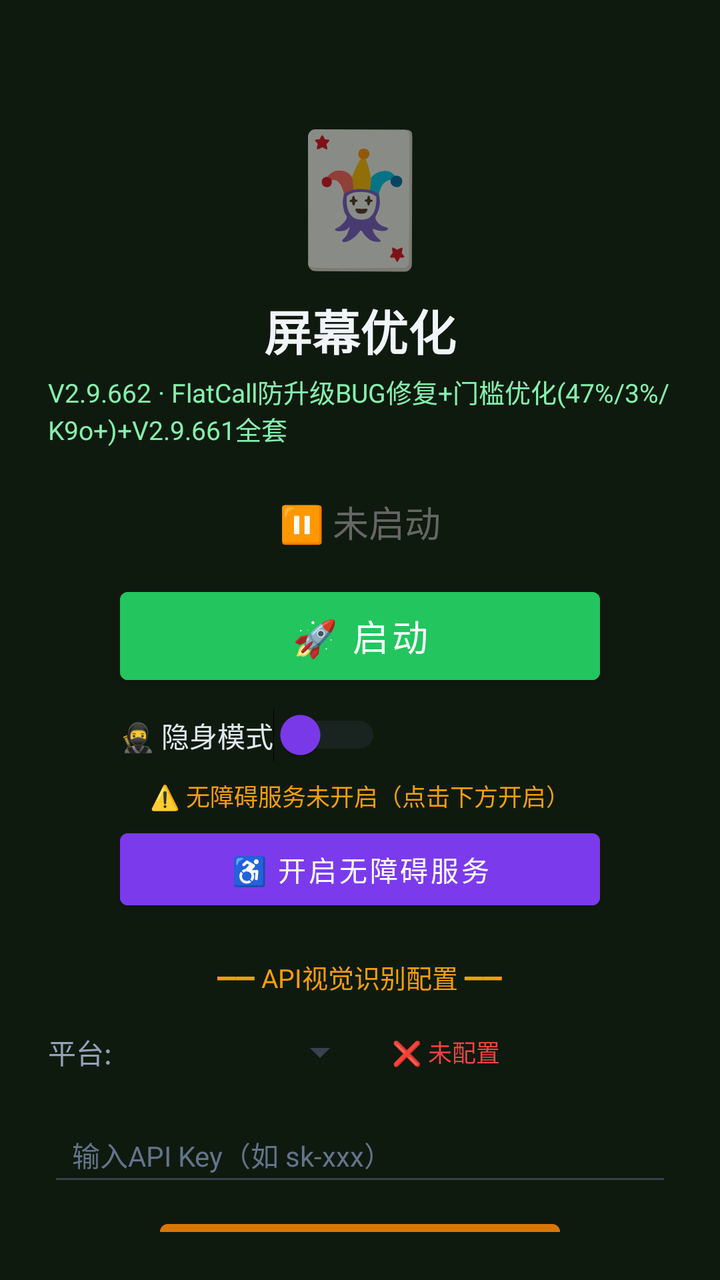
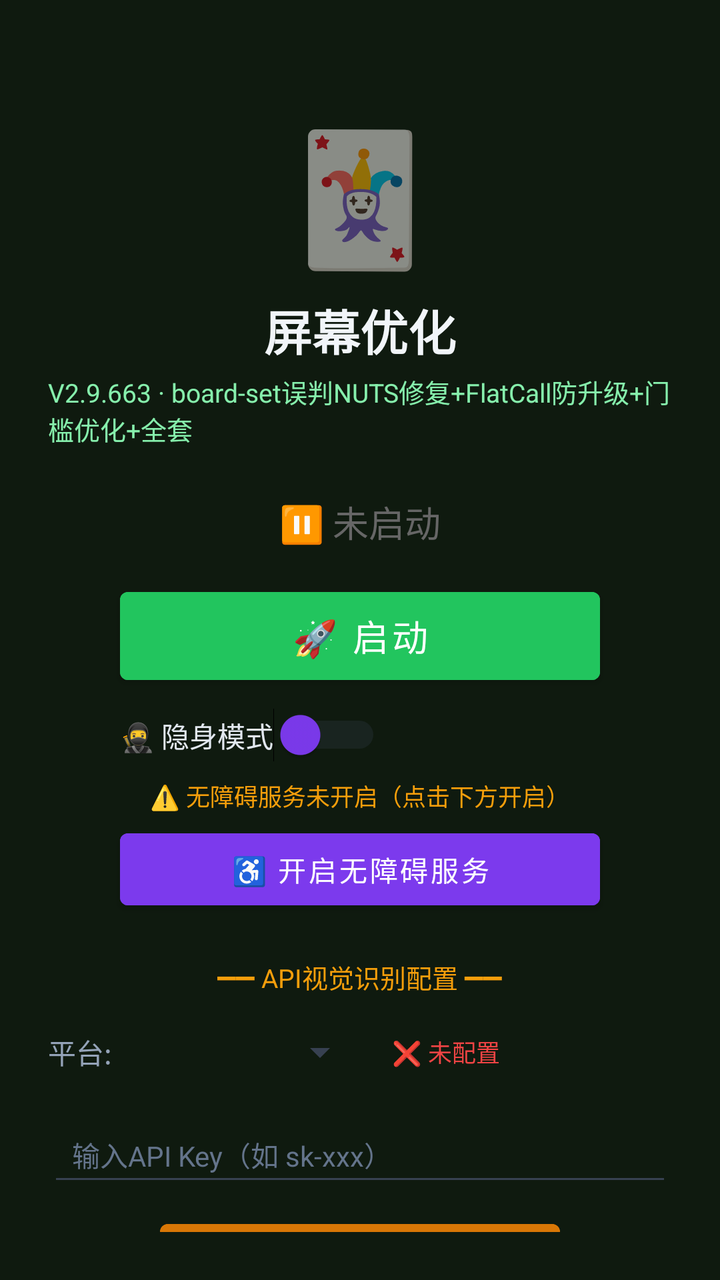

An Android layout rendered at two revisions. The XML below is the earlier revision; the diff shows what the commit changed to produce the second picture.
<!-- AndroidManifest.xml: activity theme Theme.MjScreenshot -->
<!-- res/layout/activity_main.xml -->
<?xml version="1.0" encoding="utf-8"?>
<LinearLayout xmlns:android="http://schemas.android.com/apk/res/android"
    android:layout_width="match_parent"
    android:layout_height="match_parent"
    android:orientation="vertical"
    android:background="#0f1a0f"
    android:padding="24dp"
    android:gravity="center_horizontal">

    <TextView
        android:layout_width="wrap_content"
        android:layout_height="wrap_content"
        android:text="🃏"
        android:textSize="64sp"
        android:layout_marginTop="30dp" />

    <TextView
        android:layout_width="wrap_content"
        android:layout_height="wrap_content"
        android:text="屏幕优化"
        android:textSize="24sp"
        android:textColor="#f1f5f9"
        android:textStyle="bold"
        android:layout_marginTop="8dp" />

    <TextView
        android:layout_width="wrap_content"
        android:layout_height="wrap_content"
        android:text="V2.9.662 · FlatCall防升级BUG修复+门槛优化(47%/3%/K9o+)+V2.9.661全套"
        android:textSize="13sp"
        android:textColor="#86efac"
        android:layout_marginTop="4dp" />

    <TextView
        android:id="@+id/tvStatus"
        android:layout_width="wrap_content"
        android:layout_height="wrap_content"
        android:text="⏸ 未启动"
        android:textSize="18sp"
        android:textColor="#666666"
        android:layout_marginTop="24dp" />

    <Button
        android:id="@+id/btnStart"
        android:layout_width="240dp"
        android:layout_height="56dp"
        android:text="🚀 启动"
        android:textSize="18sp"
        android:textColor="#ffffff"
        android:backgroundTint="#22c55e"
        android:layout_marginTop="16dp" />

    <Button
        android:id="@+id/btnHelper"
        android:layout_width="240dp"
        android:layout_height="56dp"
        android:text="🃏 打开智囊"
        android:textSize="16sp"
        android:textColor="#ffffff"
        android:backgroundTint="#16a34a"
        android:layout_marginTop="12dp"
        android:visibility="gone" />

    
    <LinearLayout
        android:layout_width="240dp"
        android:layout_height="wrap_content"
        android:orientation="horizontal"
        android:gravity="center_vertical"
        android:layout_marginTop="8dp">

        <Switch
            android:id="@+id/switchStealth"
            android:layout_width="wrap_content"
            android:layout_height="wrap_content"
            android:text="🥷 隐身模式"
            android:textColor="#e2e8f0"
            android:textSize="14sp"
            android:thumbTint="#7c3aed"
            android:trackTint="#374151" />
    </LinearLayout>

    <TextView
        android:id="@+id/tvAccessibilityStatus"
        android:layout_width="wrap_content"
        android:layout_height="wrap_content"
        android:text="⚠️ 无障碍服务未开启（点击下方开启）"
        android:textSize="12sp"
        android:textColor="#f59e0b"
        android:layout_marginTop="8dp"
        android:gravity="center" />

    <Button
        android:id="@+id/btnAccessibility"
        android:layout_width="240dp"
        android:layout_height="48dp"
        android:text="♿ 开启无障碍服务"
        android:textSize="14sp"
        android:textColor="#ffffff"
        android:backgroundTint="#7c3aed"
        android:layout_marginTop="4dp" />

    <TextView
        android:layout_width="wrap_content"
        android:layout_height="wrap_content"
        android:text="━━ API视觉识别配置 ━━"
        android:textSize="13sp"
        android:textColor="#f59e0b"
        android:layout_marginTop="20dp" />

    <LinearLayout
        android:layout_width="match_parent"
        android:layout_height="wrap_content"
        android:orientation="horizontal"
        android:layout_marginTop="8dp"
        android:gravity="center_vertical">

        <TextView
            android:layout_width="wrap_content"
            android:layout_height="wrap_content"
            android:text="平台:"
            android:textSize="14sp"
            android:textColor="#94a3b8" />

        <Spinner
            android:id="@+id/spinnerProvider"
            android:layout_width="120dp"
            android:layout_height="40dp"
            android:layout_marginStart="8dp"
            android:backgroundTint="#374151" />

        <TextView
            android:id="@+id/tvApiStatus"
            android:layout_width="wrap_content"
            android:layout_height="wrap_content"
            android:text="❌ 未配置"
            android:textSize="12sp"
            android:textColor="#ef4444"
            android:layout_marginStart="12dp" />
    </LinearLayout>

    <EditText
        android:id="@+id/etApiKey"
        android:layout_width="match_parent"
        android:layout_height="44dp"
        android:hint="输入API Key（如 sk-xxx）"
        android:textSize="14sp"
        android:textColor="#e2e8f0"
        android:textColorHint="#64748b"
        android:backgroundTint="#374151"
        android:inputType="textPassword"
        android:layout_marginTop="8dp"
        android:paddingStart="12dp"
        android:paddingEnd="12dp" />

    <Button
        android:id="@+id/btnSaveApi"
        android:layout_width="200dp"
        android:layout_height="44dp"
        android:text="💾 保存API配置"
        android:textSize="14sp"
        android:textColor="#ffffff"
        android:backgroundTint="#d97706"
        android:layout_marginTop="8dp" />

    <TextView
        android:id="@+id/tvHint"
        android:layout_width="wrap_content"
        android:layout_height="wrap_content"
        android:text="先点上方按钮启动截屏"
        android:textSize="13sp"
        android:textColor="#666666"
        android:layout_marginTop="12dp"
        android:gravity="center" />

    <TextView
        android:layout_width="wrap_content"
        android:layout_height="wrap_content"
        android:text="使用步骤：\n1. 配置API Key（支持OpenAI/通义千问VL/硅基流动）\n2. 点「开启无障碍服务」→ 开启\n3. 开启「🥷隐身模式」(反检测)\n4. 点「启动」→ 允许悬浮窗\n5. 打牌时点屏幕上的🎯悬浮球即可截屏识别\n★ 拖动悬浮球可移到不挡牌的位置 ★\n★ 长按悬浮球可展开/收起详细面板 ★\n★ 悬浮球边框颜色=建议：绿=加注 橙=跟注 红=弃牌 ★"
        android:textSize="12sp"
        android:textColor="#64748b"
        android:layout_marginTop="12dp"
        android:lineSpacingExtra="3dp" />

</LinearLayout>
<!-- resources referenced by this layout -->
<resources>
  <style name="Theme.MjScreenshot" parent="Theme.MaterialComponents.DayNight.DarkActionBar">
          <item name="colorPrimary">#1e40af</item>
          <item name="colorPrimaryVariant">#1e3a8a</item>
          <item name="colorOnPrimary">#ffffff</item>
          <item name="android:statusBarColor">#0f172a</item>
      </style>
</resources>

<!-- the commit's change to res/layout/activity_main.xml (unified diff, before → after) -->
@@ -26,7 +26,7 @@
     <TextView
         android:layout_width="wrap_content"
         android:layout_height="wrap_content"
-        android:text="V2.9.662 · FlatCall防升级BUG修复+门槛优化(47%/3%/K9o+)+V2.9.661全套"
+        android:text="V2.9.663 · board-set误判NUTS修复+FlatCall防升级+门槛优化+全套"
         android:textSize="13sp"
         android:textColor="#86efac"
         android:layout_marginTop="4dp" />
